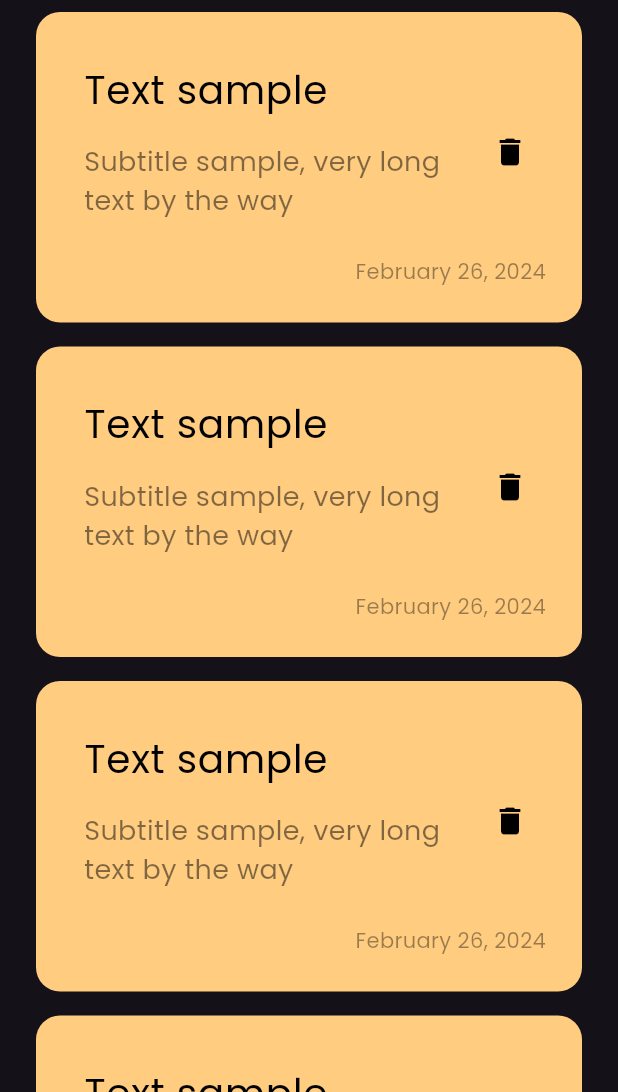
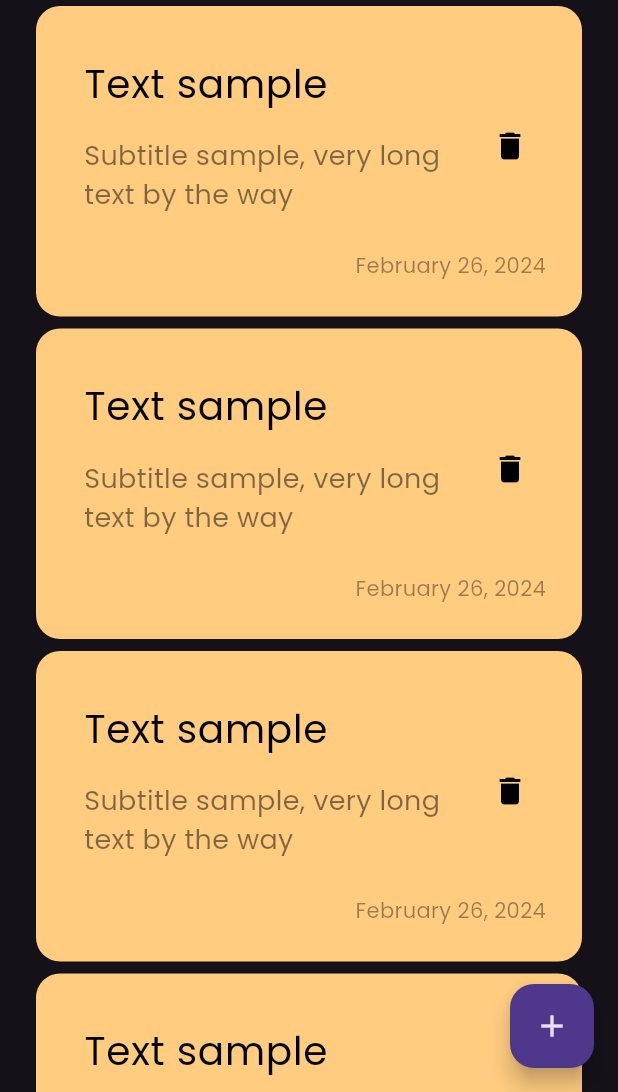
Before and after one commit to Stuard256/notes, a Flutter app: the screen it shows after launch, on a phone screen of 412 x 824 dp, the part 144-1236 px from its top. Run offline on Flutter 3.47's test engine with Material 3 defaults, Android fonts, the phone set to English and light mode, and no system bars.

Commit message:
add floating action button

```diff
--- a/lib/views/notes_view.dart
+++ b/lib/views/notes_view.dart
@@ -7,6 +7,10 @@ class NotesView extends StatelessWidget {
   @override
   Widget build(BuildContext context) {
     return Scaffold(
+      floatingActionButton: FloatingActionButton(
+        onPressed: () {},
+        child: Icon(Icons.add),
+      ),
       body: NotesViewBody(),
     );
   }
--- a/lib/views/widgets/notes_list_view.dart
+++ b/lib/views/widgets/notes_list_view.dart
@@ -3,13 +3,15 @@ import 'package:flutter/material.dart';
 import 'custom_note_item.dart';
 
 class NotesListView extends StatelessWidget {
-  const NotesListView({super.key});
+  const NotesListView({Key? key}) : super(key: key);
+
+  final data = const [];
 
   @override
   Widget build(BuildContext context) {
     return ListView.builder(itemBuilder: (context, index) {
       return const Padding(
-        padding: const EdgeInsets.symmetric(vertical: 8),
+        padding: const EdgeInsets.symmetric(vertical: 4),
         child: const NoteItem(),
       );
     });
```
